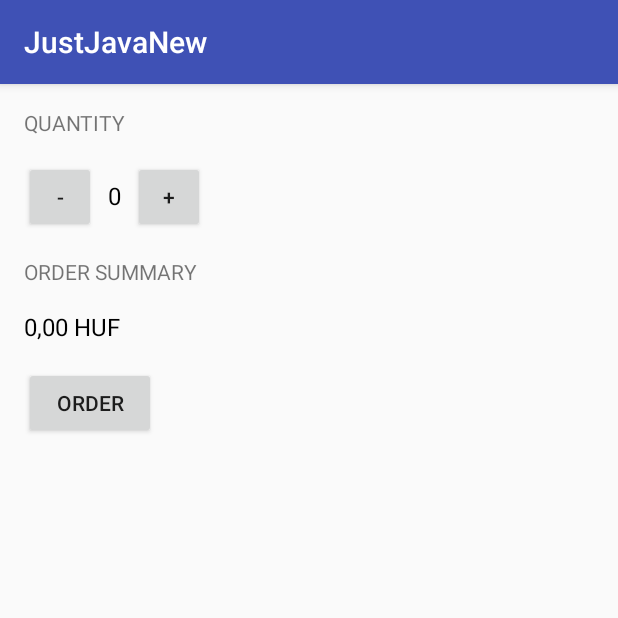
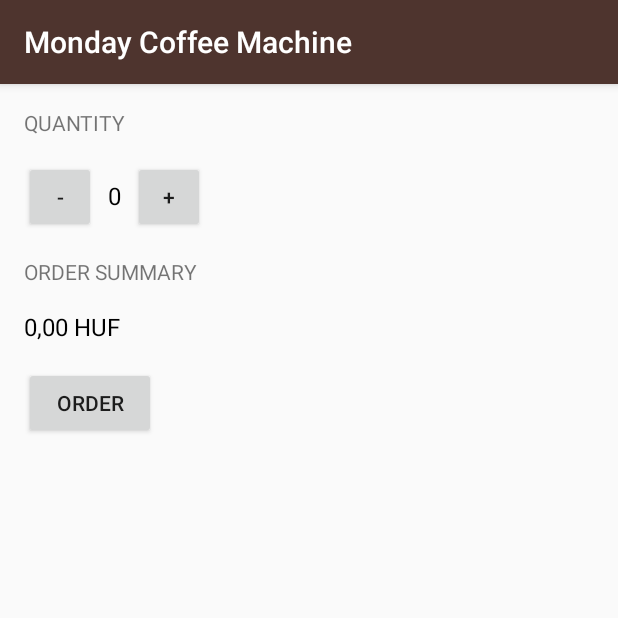
Before and after one commit to multiversetheorie/JustJavaNew, an Android app: the screen it shows after launch (MainActivity), on a phone screen of 412 x 824 dp, the top half of it. Run offline under Robolectric (Android 15) with nearby library versions, the phone set to English and light mode, and no system bars.

Commit message:
Changed app colors.

```diff
--- a/app/src/main/res/values/colors.xml
+++ b/app/src/main/res/values/colors.xml
@@ -1,6 +1,6 @@
 <?xml version="1.0" encoding="utf-8"?>
 <resources>
-    <color name="colorPrimary">#3F51B5</color>
-    <color name="colorPrimaryDark">#303F9F</color>
-    <color name="colorAccent">#FF4081</color>
+    <color name="colorPrimary">#4E342E</color>
+    <color name="colorPrimaryDark">#3E2723</color>
+    <color name="colorAccent">#BF360C</color>
 </resources>
--- a/app/src/main/res/values/strings.xml
+++ b/app/src/main/res/values/strings.xml
@@ -1,3 +1,3 @@
 <resources>
-    <string name="app_name">JustJavaNew</string>
+    <string name="app_name">Monday Coffee Machine</string>
 </resources>
```
